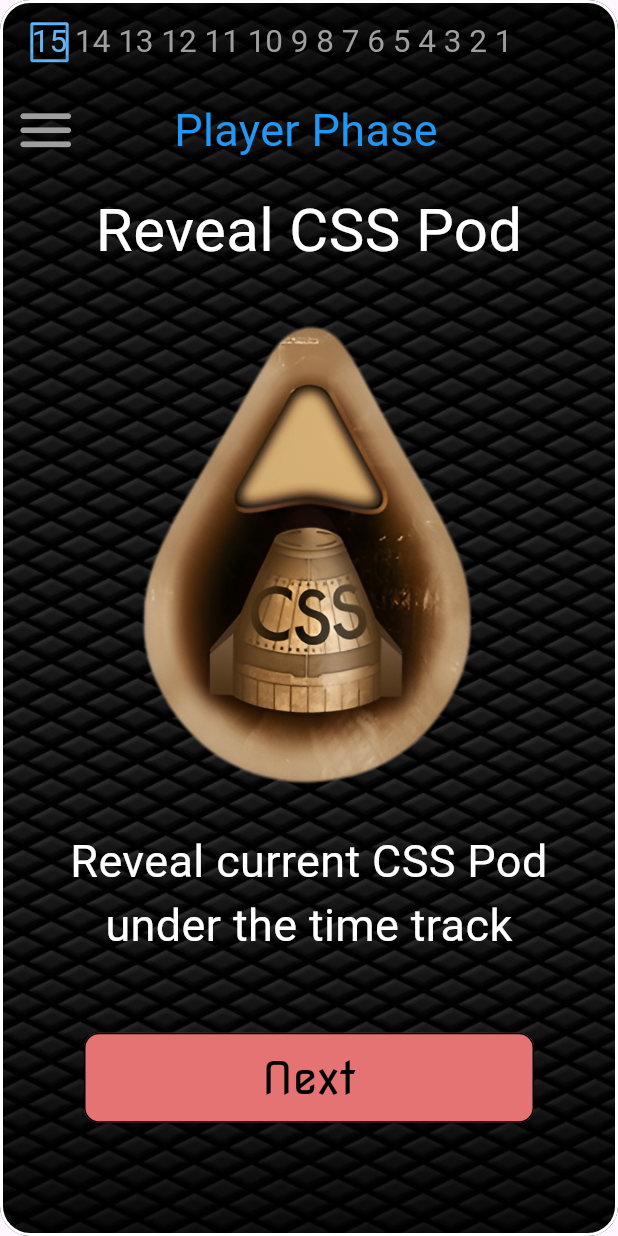
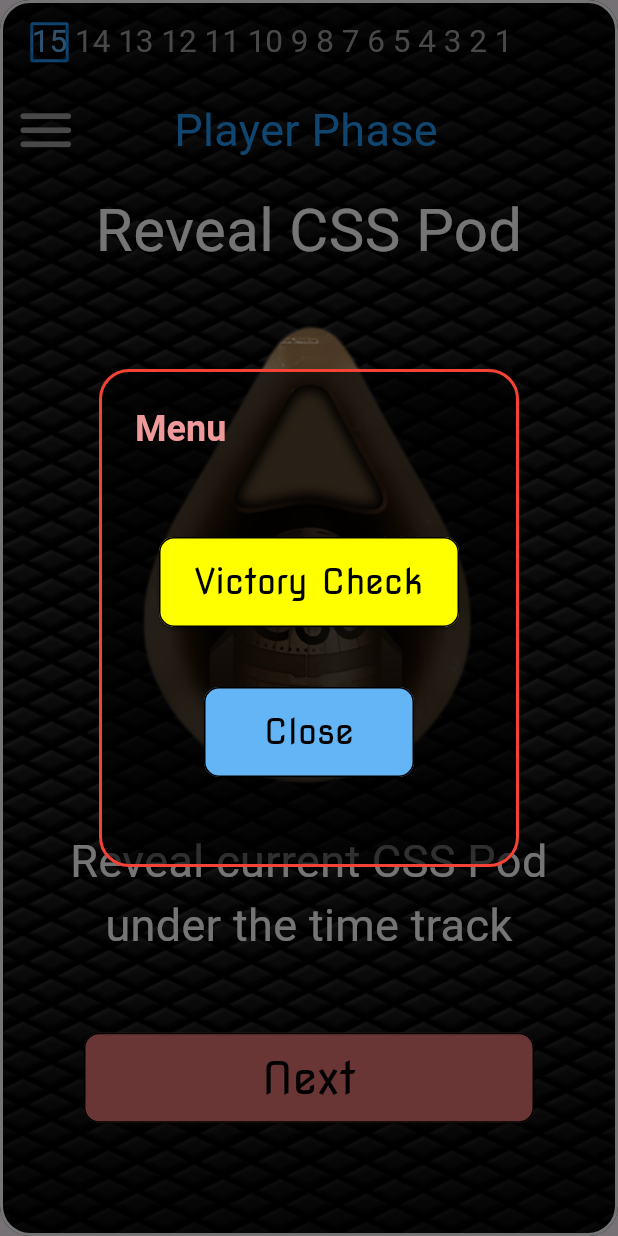
Before and after one commit to IanWickham/nemesis-lockdown, a Flutter app: the EventPhaseA screen opened directly, after a tap on the "menu" icon, on a phone screen of 412 x 824 dp. Run offline on Flutter 3.47's test engine with Material 3 defaults, Android fonts, the light colour scheme and no system bars; our stand-ins replace google_fonts.

Commit message:
Created menu alert, intruder tokens now shuffle when spawn intruder is pressed

```diff
--- a/lib/event_phase/event_phase_g.dart
+++ b/lib/event_phase/event_phase_g.dart
@@ -68,6 +68,7 @@ class _EventPhaseGState extends State<EventPhaseG> {
                   ElevatedButton(
                       onPressed: () {
                         track=0;
+                        currentTurn--;
                         Navigator.push(
                           context,
                           MaterialPageRoute(
--- a/lib/globals.dart
+++ b/lib/globals.dart
@@ -29,7 +29,6 @@ Widget getBackground() {
   );
 }
 
-
 Widget getTurnCounter(BuildContext context) {
   return Positioned(
     top: 0.0,
@@ -54,7 +53,7 @@ Widget getTurnCounter(BuildContext context) {
                         color: (currentTurn == i) ? Colors.blue[300] : Colors.grey,
                         background: Paint()
                           ..color = (currentTurn == i)
-                              ? Colors.blue[300]!
+                              ? Colors.blue
                               : Colors.transparent
                           ..style = PaintingStyle.stroke
                           ..strokeWidth = 2.0
@@ -77,12 +76,15 @@ Widget getTurnCounter(BuildContext context) {
         Row(
           children: [
             IconButton(
-              icon: Icon(Icons.menu_rounded, size: 45, color: Colors.grey),
+              icon: const Icon(Icons.menu_rounded, size: 45, color: Colors.grey),
               onPressed: () {
-
+                showDialog(
+                    context: context,
+                    builder: (context) => getMenuDialog(context),
+                );
               },
             ),
-            SizedBox(width: 55),
+            const SizedBox(width: 55),
             Expanded(
               child: Align(
                 alignment: Alignment.centerLeft,
@@ -99,8 +101,48 @@ Widget getTurnCounter(BuildContext context) {
   );
 }
 
+AlertDialog getMenuDialog(BuildContext context) {
+  return AlertDialog(
+    title: Text("Menu", style: GoogleFonts.novaSquare(
+        color: Colors.red[200],
+        fontSize: 24,
+        fontWeight: FontWeight.bold)),
+    backgroundColor: Colors.black.withOpacity(0.6),
+    shape: RoundedRectangleBorder(
+      side: const BorderSide(color: Colors.red, width: 2),
+      borderRadius: BorderRadius.circular(20),
+    ),
+    content: SizedBox(
+      width: 200,
+      height: 236,
+      child: Column(
+        children: [
+          const Padding(
+            padding: EdgeInsets.all(20.0),
+          ),
+          ElevatedButton(
+              onPressed: () {
 
+              },
+              style: getButtonStyle(200, 60, Colors.yellowAccent, 23),
+              child: const Text('Victory Check')
+          ),
+          const Padding(
+            padding: EdgeInsets.all(20.0),
+          ),
+          ElevatedButton(
+              onPressed: () {
+                Navigator.of(context).pop();
+              },
+              style: getButtonStyle(140, 60, Colors.blue[300]!, 23),
+              child: const Text('Close')
+          ),
+        ],
+      ),
+    ),
 
+  );
+}
 
 String getPlayerPhaseText() {
   if (track == 0) {
```
Also changed, not shown: lib/player_phase_main_screen.dart (+10 -17 lines).
